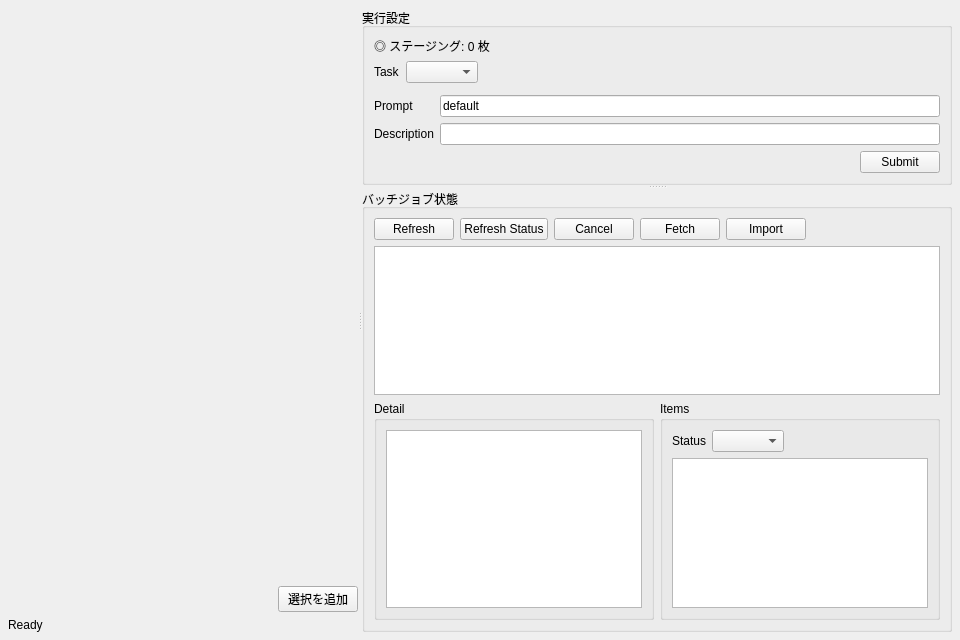
Qt form src/lorairo/gui/designer/ProviderBatchJobWidget.ui (NEXTAltair/LoRAIro) before a commit.
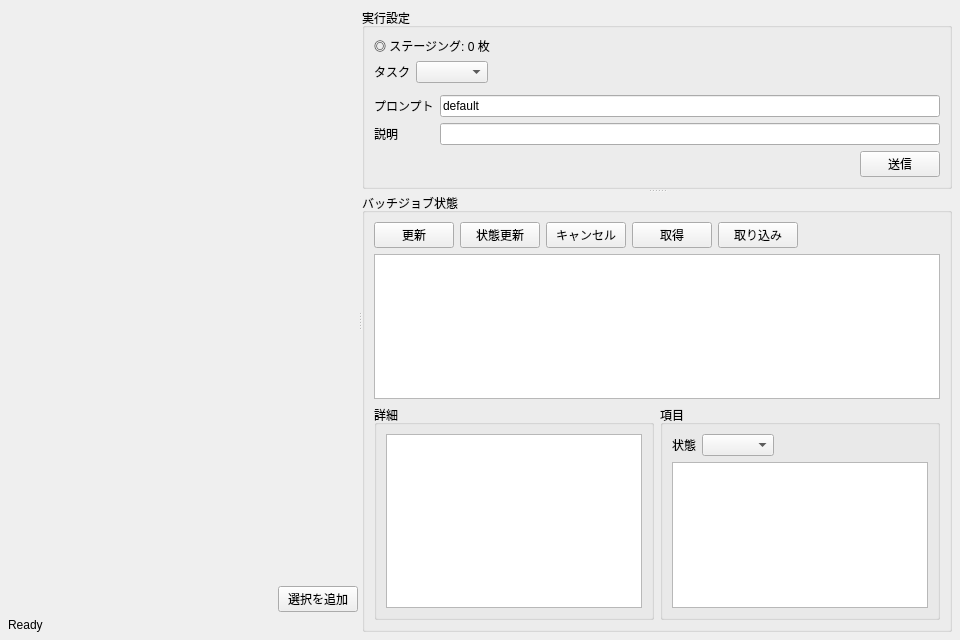
The same form after that commit. Custom widgets are drawn as their Qt base class.

Commit message:
fix: complete provider batch UI unification (#557)
* fix: complete provider batch UI unification

* chore: update harness service count

---------

```diff
--- a/src/lorairo/gui/designer/ProviderBatchJobWidget.ui
+++ b/src/lorairo/gui/designer/ProviderBatchJobWidget.ui
@@ -130,7 +130,7 @@
           <item>
            <widget class="QLabel" name="labelTaskType">
             <property name="text">
-             <string>Task</string>
+             <string>タスク</string>
             </property>
            </widget>
           </item>
@@ -171,7 +171,7 @@
           <item row="0" column="0">
            <widget class="QLabel" name="labelPromptProfile">
             <property name="text">
-             <string>Prompt</string>
+             <string>プロンプト</string>
             </property>
            </widget>
           </item>
@@ -188,7 +188,7 @@
           <item row="1" column="0">
            <widget class="QLabel" name="labelDescription">
             <property name="text">
-             <string>Description</string>
+             <string>説明</string>
             </property>
            </widget>
           </item>
@@ -219,7 +219,7 @@
           <item>
            <widget class="QPushButton" name="buttonSubmit">
             <property name="text">
-             <string>Submit</string>
+             <string>送信</string>
             </property>
             <property name="objectName">
              <string>buttonProviderBatchSubmit</string>
@@ -240,7 +240,7 @@
           <item>
            <widget class="QPushButton" name="buttonRefreshJobs">
             <property name="text">
-             <string>Refresh</string>
+             <string>更新</string>
             </property>
             <property name="objectName">
              <string>buttonProviderBatchRefreshJobs</string>
@@ -250,7 +250,7 @@
           <item>
            <widget class="QPushButton" name="buttonRefreshStatus">
             <property name="text">
-             <string>Refresh Status</string>
+             <string>状態更新</string>
             </property>
             <property name="objectName">
              <string>buttonProviderBatchRefreshStatus</string>
@@ -260,7 +260,7 @@
           <item>
            <widget class="QPushButton" name="buttonCancel">
             <property name="text">
-             <string>Cancel</string>
+             <string>キャンセル</string>
             </property>
             <property name="objectName">
              <string>buttonProviderBatchCancel</string>
@@ -270,7 +270,7 @@
           <item>
            <widget class="QPushButton" name="buttonFetch">
             <property name="text">
-             <string>Fetch</string>
+             <string>取得</string>
             </property>
             <property name="objectName">
              <string>buttonProviderBatchFetch</string>
@@ -280,7 +280,7 @@
           <item>
            <widget class="QPushButton" name="buttonImport">
             <property name="text">
-             <string>Import</string>
+             <string>取り込み</string>
             </property>
             <property name="objectName">
              <string>buttonProviderBatchImport</string>
@@ -314,7 +314,7 @@
           <item>
            <widget class="QGroupBox" name="groupBoxDetail">
             <property name="title">
-             <string>Detail</string>
+             <string>詳細</string>
             </property>
             <layout class="QVBoxLayout" name="detailLayout">
              <item>
@@ -333,7 +333,7 @@
           <item>
            <widget class="QGroupBox" name="groupBoxItems">
             <property name="title">
-             <string>Items</string>
+             <string>項目</string>
             </property>
             <layout class="QVBoxLayout" name="itemsLayout">
              <item>
@@ -341,7 +341,7 @@
                <item>
                 <widget class="QLabel" name="labelItemStatus">
                  <property name="text">
-                  <string>Status</string>
+                  <string>状態</string>
                  </property>
                 </widget>
                </item>
```
Left out of the diff: 2 changed lines with no effect on the pictures. The commit also changes 12 other files.
